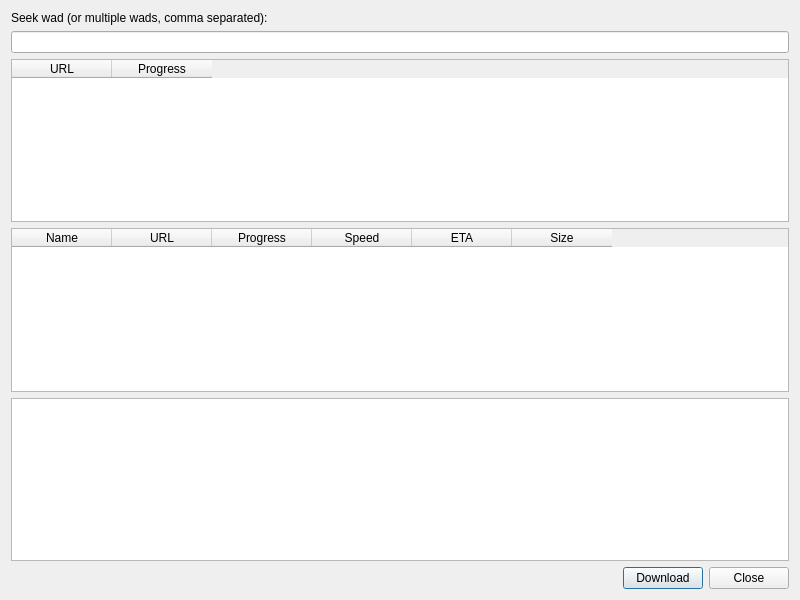
This is src/core/gui/wadseekerinterface.ui in Destroyerrrocket/doomseeker-unofficial as Qt 5 draws it before an edit. The edited form follows.
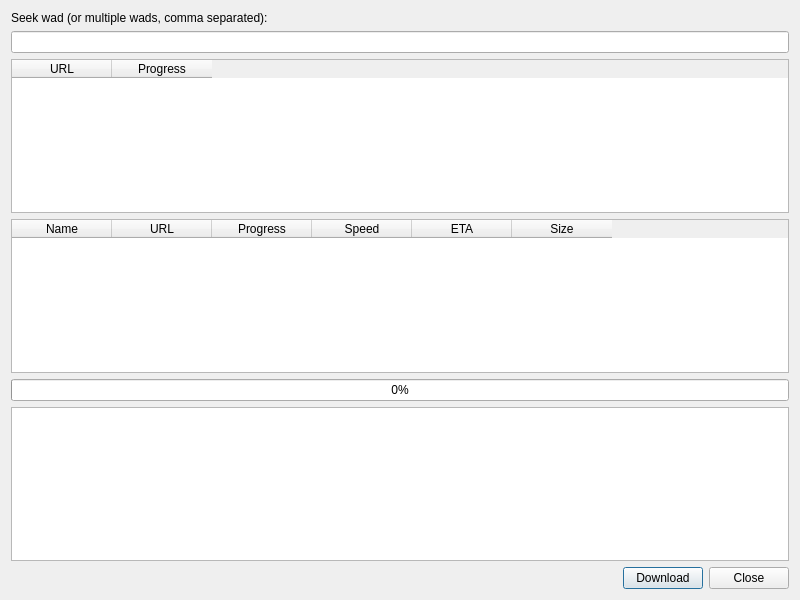
This is the edited form. Custom widgets are drawn as their Qt base class.

Commit message: - Added overall progress bar to Wadseeker interface. - Fixed: Sometimes an incorrect '100%' value would appear in progress bars of   files table in Wadseeker interface.

```diff
--- a/src/core/gui/wadseekerinterface.ui
+++ b/src/core/gui/wadseekerinterface.ui
@@ -105,6 +105,22 @@
        </column>
       </widget>
      </item>
+     <item>
+      <widget class="QProgressBar" name="pbOverallProgress">
+       <property name="maximum">
+        <number>10000</number>
+       </property>
+       <property name="value">
+        <number>0</number>
+       </property>
+       <property name="alignment">
+        <set>Qt::AlignCenter</set>
+       </property>
+       <property name="textVisible">
+        <bool>true</bool>
+       </property>
+      </widget>
+     </item>
      <item>
       <widget class="QTextEdit" name="teWadseekerOutput">
        <property name="readOnly">
```
The commit also changes 4 other files.
